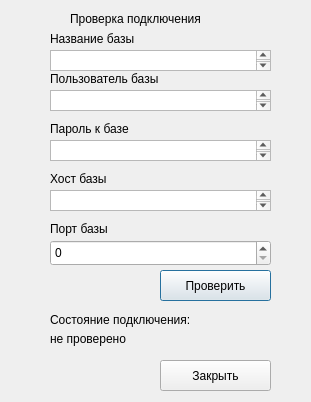
First picture: the form in templates/designConn.ui, repository AZch/Data-decryption-system, before the edit.
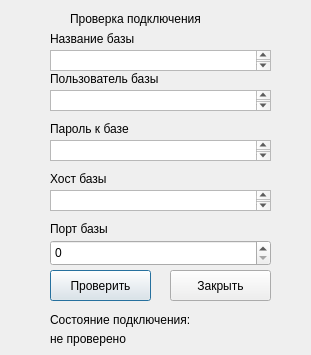
Second picture: the form after the edit.

Commit message: Feature(msg): add msg to send about feild connect to DB before start calc

Diff of the .ui file:
```diff
--- a/templates/designConn.ui
+++ b/templates/designConn.ui
@@ -7,7 +7,7 @@
     <x>0</x>
     <y>0</y>
     <width>311</width>
-    <height>402</height>
+    <height>355</height>
    </rect>
   </property>
   <property name="windowTitle">
@@ -94,9 +94,9 @@
   <widget class="QPushButton" name="btnTestConn">
    <property name="geometry">
     <rect>
-     <x>160</x>
+     <x>50</x>
      <y>270</y>
-     <width>111</width>
+     <width>101</width>
      <height>31</height>
     </rect>
    </property>
@@ -107,9 +107,9 @@
   <widget class="QPushButton" name="btnExit">
    <property name="geometry">
     <rect>
-     <x>160</x>
-     <y>360</y>
-     <width>111</width>
+     <x>170</x>
+     <y>270</y>
+     <width>101</width>
      <height>31</height>
     </rect>
    </property>
```
